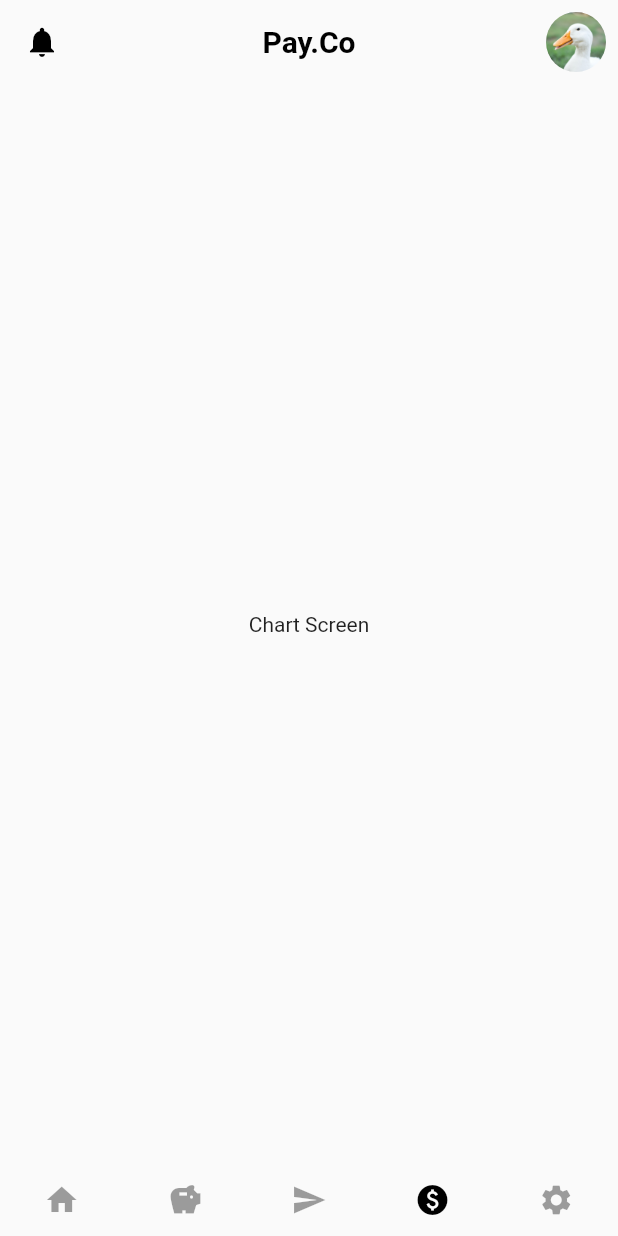
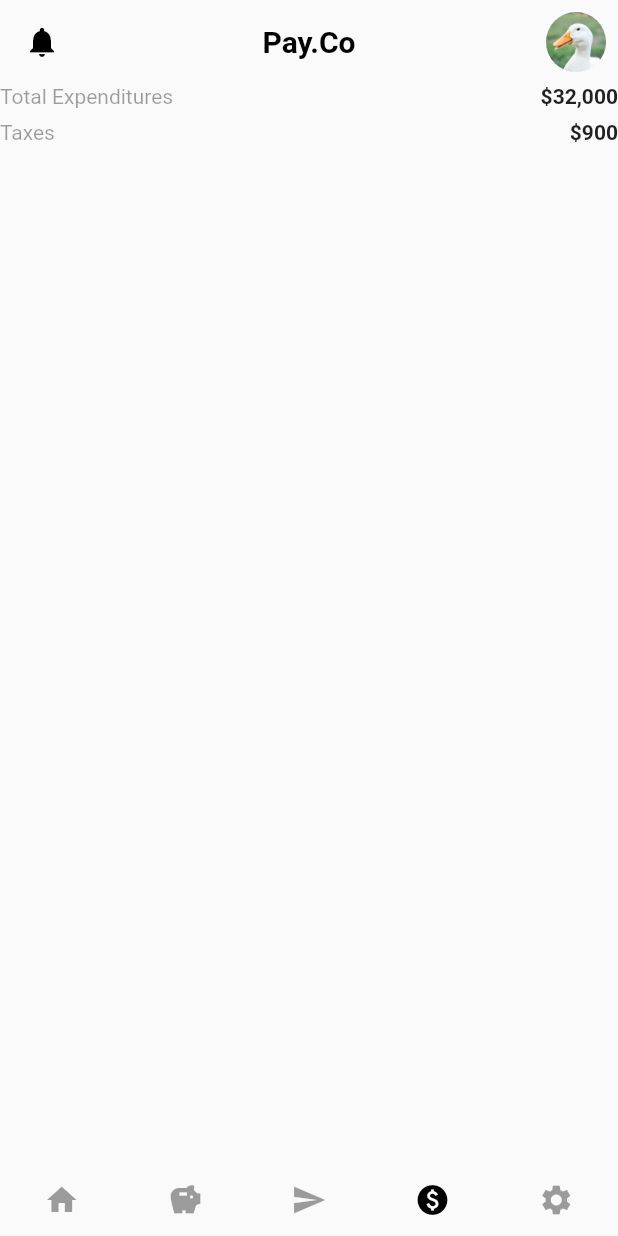
Before and after one commit to mivoligo/flutter_ui_practice_finance, a Flutter app: the screen it shows after launch, item 4 of the bottom bar chosen, on a phone screen of 412 x 824 dp. Run offline on Flutter 3.47's test engine with Material 2 defaults, Android fonts, the phone set to English and light mode, and no system bars.

Commit message:
Add TotalSpending widget

```diff
--- a/lib/screens/chart_screen.dart
+++ b/lib/screens/chart_screen.dart
@@ -1,10 +1,19 @@
 import 'package:flutter/material.dart';
+
+import '../widgets/total_spending.dart';
 
 class ChartScreen extends StatelessWidget {
   const ChartScreen({Key? key}) : super(key: key);
 
   @override
   Widget build(BuildContext context) {
-    return Center(child: Text('Chart Screen'));
+    return Column(
+      children: [
+        // SpendingTypes(),
+        // SpendingSummary(),
+        // SpendingChart(),
+        TotalSpending(),
+      ],
+    );
   }
 }
--- /dev/null
+++ b/lib/widgets/total_spending.dart
@@ -0,0 +1,42 @@
+import 'package:flutter/material.dart';
+
+class TotalSpending extends StatelessWidget {
+  const TotalSpending({Key? key}) : super(key: key);
+
+  @override
+  Widget build(BuildContext context) {
+    return Column(
+      children: [
+        Row(
+          children: const [
+            Expanded(
+              child: Text(
+                'Total Expenditures',
+                style: TextStyle(color: Colors.black38),
+              ),
+            ),
+            Text(
+              '\$32,000',
+              style: TextStyle(fontWeight: FontWeight.bold),
+            ),
+          ],
+        ),
+        const SizedBox(height: 8),
+        Row(
+          children: const [
+            Expanded(
+              child: Text(
+                'Taxes',
+                style: TextStyle(color: Colors.black38),
+              ),
+            ),
+            Text(
+              '\$900',
+              style: TextStyle(fontWeight: FontWeight.bold),
+            ),
+          ],
+        ),
+      ],
+    );
+  }
+}
```
